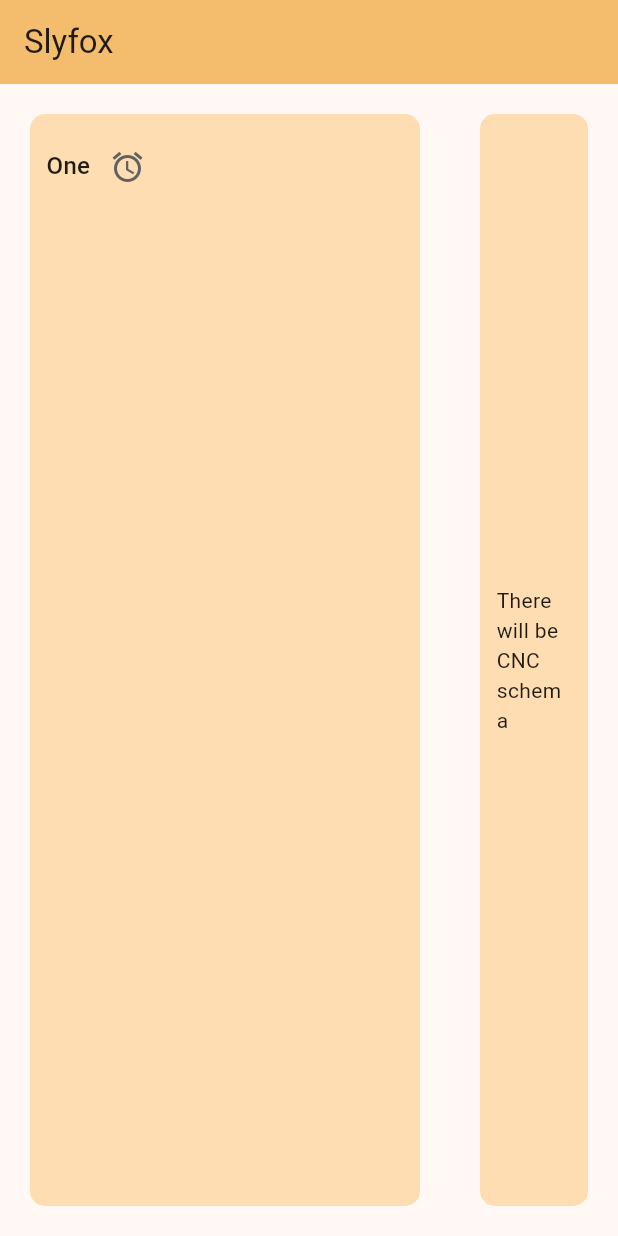
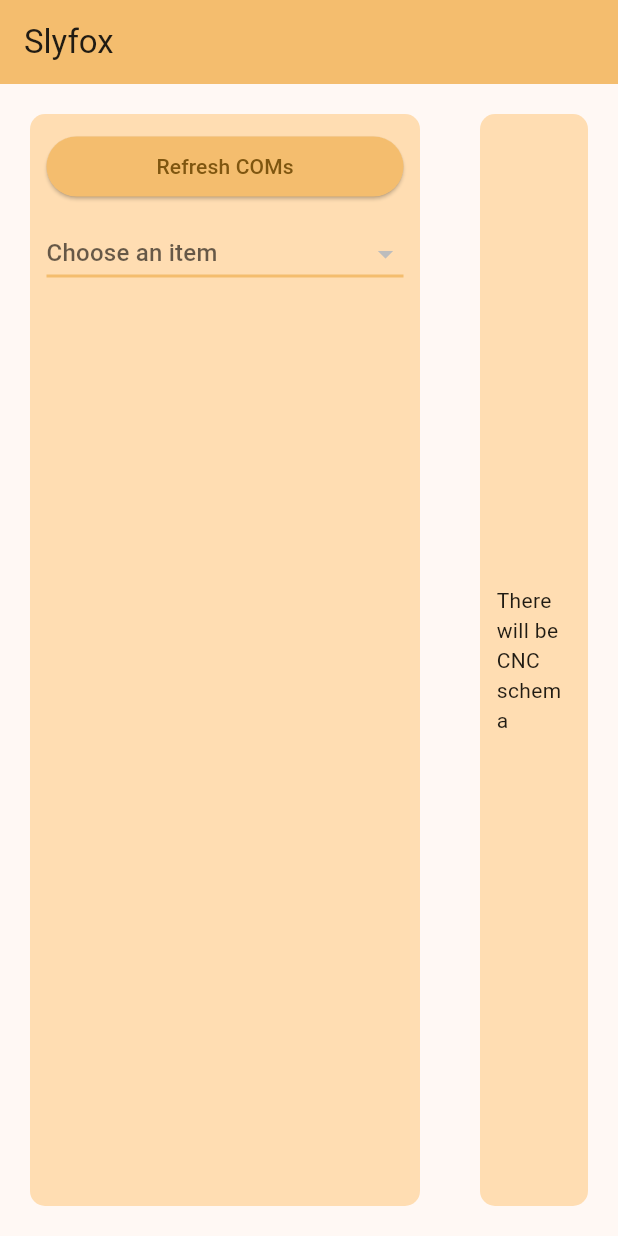
Before and after one commit to savukhin/slyfox-burner-2, a Flutter app: the screen it shows after launch, on a phone screen of 412 x 824 dp. Run offline on Flutter 3.47's test engine with Material 2 defaults, Android fonts, the light colour scheme and no system bars; missing offline and left inert: flutter_libserialport; statements that could not run were skipped.

Commit message:
Made choose com view

```diff
--- a/desktop/burner/lib/main.dart
+++ b/desktop/burner/lib/main.dart
@@ -16,25 +16,10 @@ class MyApp extends StatelessWidget {
     return MaterialApp(
       title: 'Flutter Demo',
       theme: ThemeData(
-        // This is the theme of your application.
-        //
-        // TRY THIS: Try running your application with "flutter run". You'll see
-        // the application has a blue toolbar. Then, without quitting the app,
-        // try changing the seedColor in the colorScheme below to Colors.green
-        // and then invoke "hot reload" (save your changes or press the "hot
-        // reload" button in a Flutter-supported IDE, or press "r" if you used
-        // the command line to start the app).
-        //
-        // Notice that the counter didn't reset back to zero; the application
-        // state is not lost during the reload. To reset the state, use hot
-        // restart instead.
-        //
-        // This works for code too, not just values: Most code changes can be
-        // tested with just a hot reload.
-        colorScheme: ColorScheme.fromSeed(seedColor: Color.fromARGB(255, 255, 190, 92)),
+        colorScheme: ColorScheme.fromSeed(seedColor: const Color.fromARGB(255, 255, 190, 92)),
         useMaterial3: true,
       ),
-      // home: ChooseComView(),
+
       home: const DefaultLayout(
         child: ChooseComView(),
       ),
--- a/desktop/burner/lib/views/choose_com_view.dart
+++ b/desktop/burner/lib/views/choose_com_view.dart
@@ -1,6 +1,5 @@
 import 'package:flutter/material.dart';
-
-const List<String> list = <String>['One', 'Two', 'Three', 'Four'];
+import 'package:flutter_libserialport/flutter_libserialport.dart';
 
 class ChooseComView extends StatefulWidget {
   const ChooseComView({super.key});
@@ -10,33 +9,81 @@ class ChooseComView extends StatefulWidget {
 }
 
 class _ChooseComView extends State<ChooseComView> {
-  String dropdownValue = list.first;
+  String? dropdownValue;
+  List<String> list = <String>['One', 'Two', 'Three', 'Four'];
+  bool comChoosed = false;
+  List<String> availablePorts = [];
+
+  @override
+  void initState() {
+    super.initState();
+    refreshComs();
+  }
+
+
+  void refreshComs() {
+    setState(() => availablePorts = SerialPort.availablePorts);
+  }
+
+  bool connectCom() {
+    return true;
+  }
+
+  void onConnectComPressed() {
+
+  }
 
   @override
   Widget build(BuildContext context) {
-    return Container(
-      child: DropdownButton<String>(
+    return Column(
+      mainAxisSize: MainAxisSize.max,
+      crossAxisAlignment: CrossAxisAlignment.stretch,
+      children: [
+      ElevatedButton(
+        style: ButtonStyle(
+          backgroundColor: MaterialStatePropertyAll<Color>(
+              Theme.of(context).colorScheme.inversePrimary),
+        ),
+        onPressed: refreshComs,
+        child: const Text("Refresh COMs"),
+      ),
+      const SizedBox(height: 10),
+
+      DropdownButton<String>(
         value: dropdownValue,
-        icon: const Icon(Icons.access_alarm_sharp),
         elevation: 1,
-        // style: const TextStyle(color: Colors.deepPurple),
+        hint: const Text("Choose an item"),
+        isExpanded: true,
         underline: Container(
           height: 2,
-          // color: Colors.deepPurpleAccent,
+          color: Theme.of(context).colorScheme.inversePrimary,
         ),
         onChanged: (String? value) {
-          // This is called when the user selects an item.
           setState(() {
-            dropdownValue = value!;
+            dropdownValue = value ?? "";
+            comChoosed = (value != null);
           });
         },
-        items: list.map<DropdownMenuItem<String>>((String value) {
+        items: availablePorts.map<DropdownMenuItem<String>>((String address) {
+          // final port = SerialPort(address);
+
           return DropdownMenuItem<String>(
-            value: value,
-            child: Text(value),
+            value: address,
+            child: Center(child: Text(address)),
           );
         }).toList(),
       ),
-    );
+      const SizedBox(height: 10),
+
+      comChoosed ? ElevatedButton(
+        style: ButtonStyle(
+          backgroundColor: MaterialStatePropertyAll<Color>(
+              Theme.of(context).colorScheme.inversePrimary),
+        ),
+        onPressed: onConnectComPressed,
+        child: const Text("Connect COM"),
+      ) : const Text(""),
+
+    ]);
   }
 }
```
Also changed, not shown: desktop/burner/lib/views/manage_cnc_view.dart (added, +15 -0 lines).
